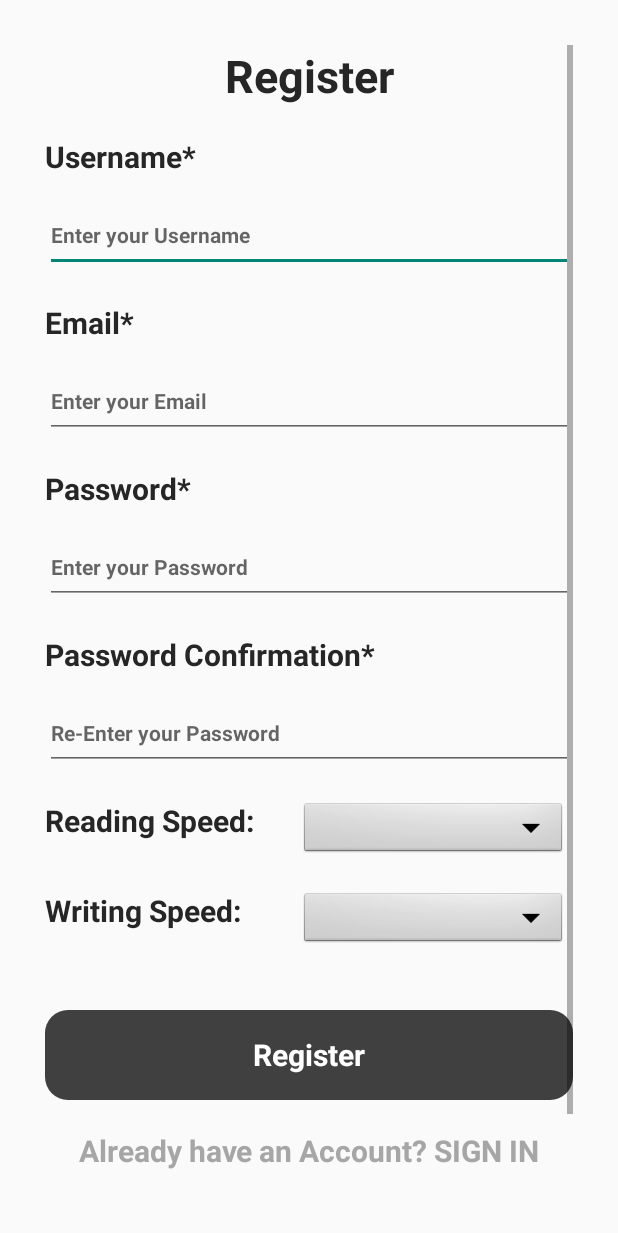
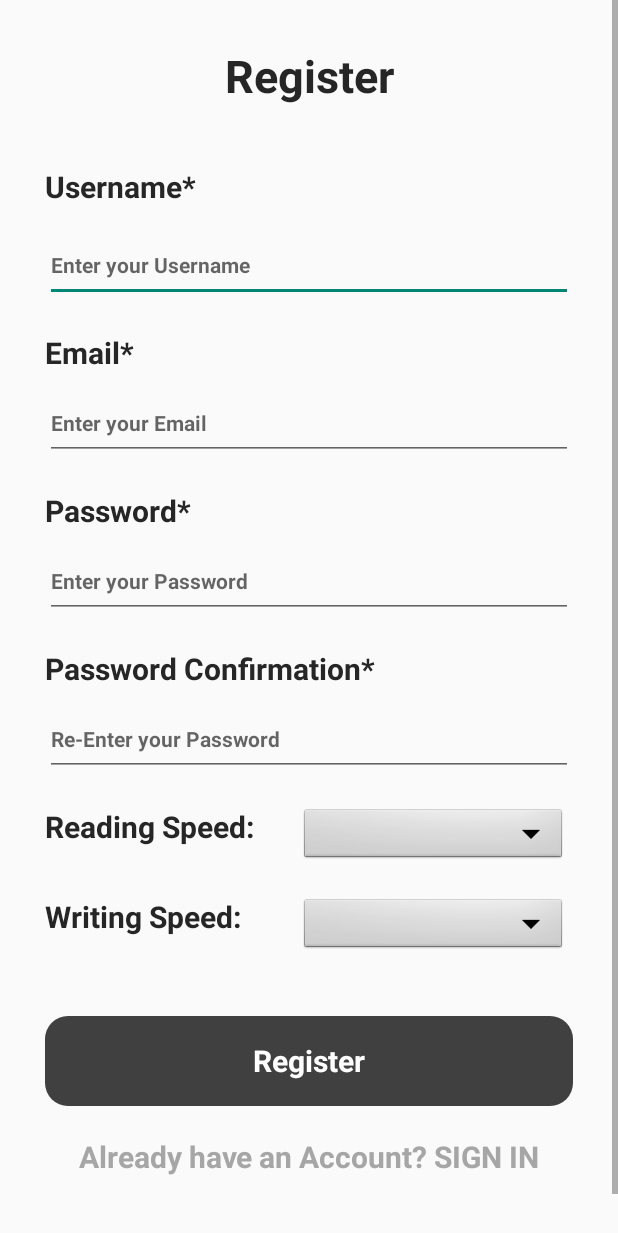
Before and after one commit to ArrsDesign/O-Clock, an Android app: the screen it shows after launch (Register), after a tap on "Don't have an Account? REGISTER", on a phone screen of 412 x 824 dp. Shown: the top 1233 px of the screen. Run offline under Robolectric (Android 15) with nearby library versions, the phone set to English and light mode, and no system bars; our stand-ins replace Firebase (no records; nobody signed in at launch, a user with empty details on screens opened directly).

Commit message:
Updated Register

```diff
--- a/app/build.gradle
+++ b/app/build.gradle
@@ -24,10 +24,11 @@ android {
 }
 
 dependencies {
+    implementation 'com.google.firebase:firebase-analytics:17.5.0'
     implementation fileTree(dir: "libs", include: ["*.jar"])
     implementation 'androidx.appcompat:appcompat:1.2.0'
     implementation 'androidx.constraintlayout:constraintlayout:2.0.1'
-    implementation 'com.google.firebase:firebase-auth:16.0.5'
+    implementation 'com.google.firebase:firebase-auth:19.4.0'
     testImplementation 'junit:junit:4.12'
     androidTestImplementation 'androidx.test.ext:junit:1.1.2'
     androidTestImplementation 'androidx.test.espresso:espresso-core:3.3.0'
--- a/app/src/main/java/com/example/oclock/MainActivity.java
+++ b/app/src/main/java/com/example/oclock/MainActivity.java
@@ -35,8 +35,8 @@ public class MainActivity extends AppCompatActivity {
 
         mEmail = findViewById(R.id.email);
         mPassword = findViewById(R.id.password);
-        mLogInButton = findViewById(R.id.logInButton);
-        mRegister = findViewById(R.id.register);
+        mLogInButton = findViewById(R.id.logInBtn);
+        mRegister = findViewById(R.id.registerLink);
 
         fAuth = FirebaseAuth.getInstance();
         progressBar = findViewById(R.id.progressBar);
--- a/app/src/main/res/layout/activity_register.xml
+++ b/app/src/main/res/layout/activity_register.xml
@@ -1,34 +1,38 @@
 <?xml version="1.0" encoding="utf-8"?>
+
 <LinearLayout xmlns:android="http://schemas.android.com/apk/res/android"
     xmlns:app="http://schemas.android.com/apk/res-auto"
     xmlns:tools="http://schemas.android.com/tools"
+    android:layout_width="match_parent"
+    android:layout_height="match_parent"
+    android:orientation="vertical"
+    tools:context=".MainActivity"
+    tools:ignore="ExtraText">
+
+    <!--Scroll View set to match the screen-->
+    <ScrollView
+    android:layout_width="match_parent"
+    android:layout_height="match_parent">
+
+        <!-- Margin Linear Layout-->
+        <LinearLayout
             android:layout_width="match_parent"
             android:layout_height="match_parent"
             android:layout_marginLeft="30dp"
             android:layout_marginRight="30dp"
             android:layout_marginTop="30dp"
             android:layout_marginBottom="30dp"
-    android:orientation="vertical"
-    tools:context=".MainActivity">
-
-    <ScrollView
-    android:layout_width="match_parent"
-    android:layout_height="match_parent">
-
-        <LinearLayout
-        android:layout_width="match_parent"
-        android:orientation="vertical"
-        android:layout_height="match_parent">
+            android:orientation="vertical">
 
             <!--Register Title-->
             <TextView
                 android:layout_width="match_parent"
                 android:layout_height="wrap_content"
+                android:gravity="center"
                 android:text="Register"
                 android:textColor="@color/titles"
-        android:textStyle="bold"
                 android:textSize="30dp"
-            android:gravity="center"/>
+                android:textStyle="bold"/>
 
             <!--Username Title-->
             <TextView
@@ -37,7 +41,7 @@
                 android:textSize="20dp"
                 android:textStyle="bold"
                 android:text="Username*"
-                android:layout_marginTop="20dp"
+                android:layout_marginTop="40dp"
                 android:textColor="@color/titles"/>
 
             <!--Username Entry-->
@@ -73,8 +77,7 @@
         android:hint="Enter your Email"
         android:paddingVertical="15dp"
         android:textColor="@color/text"
-        android:inputType="textEmailAddress"
-        android:layout_marginTop="5dp"/>
+        android:inputType="textEmailAddress"/>
 
             <!--Password Title-->
             <TextView
@@ -95,8 +98,7 @@
                 android:hint="Enter your Password"
                 android:paddingVertical="15dp"
                 android:textColor="@color/text"
-        android:inputType="textPassword"
-        android:layout_marginTop="5dp"/>
+                android:inputType="textPassword"/>
 
             <!--Re-Entry Password Title-->
             <TextView
@@ -117,8 +119,7 @@
         android:hint="Re-Enter your Password"
         android:paddingVertical="15dp"
         android:textColor="@color/text"
-        android:inputType="textPassword"
-        android:layout_marginTop="5dp"/>
+        android:inputType="textPassword"/>
 <LinearLayout
     android:layout_width="match_parent"
     android:layout_height="wrap_content"
@@ -171,7 +172,7 @@
 
             <!--Registration Button-->
             <Button
-        android:id="@+id/registerButton"
+        android:id="@+id/registerBtn"
         android:layout_width="match_parent"
         android:layout_height="60dp"
         android:layout_marginTop="40dp"
--- a/build.gradle
+++ b/build.gradle
@@ -6,7 +6,7 @@ buildscript {
     }
     dependencies {
         classpath "com.android.tools.build:gradle:4.0.1"
-        classpath 'com.google.gms:google-services:4.2.0'
+        classpath 'com.google.gms:google-services:4.3.3'
 
         // NOTE: Do not place your application dependencies here; they belong
         // in the individual module build.gradle files
```
Also changed, not shown: app/src/main/java/com/example/oclock/Register.java (+10 -9 lines), app/src/main/res/layout/activity_main.xml (+36 -13 lines). Lines whose indentation alone changed are shown as unchanged.
